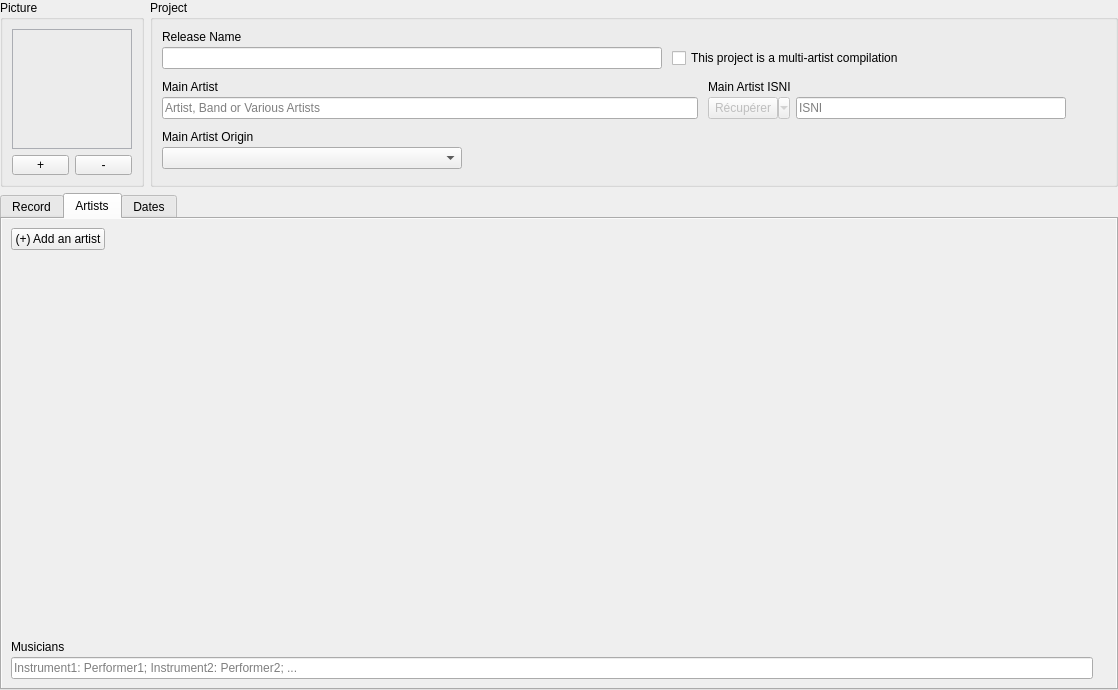
Above: resources/ui/album_page.ui from Iconoclasteinc/tgit before the change. Below: the same form after it.
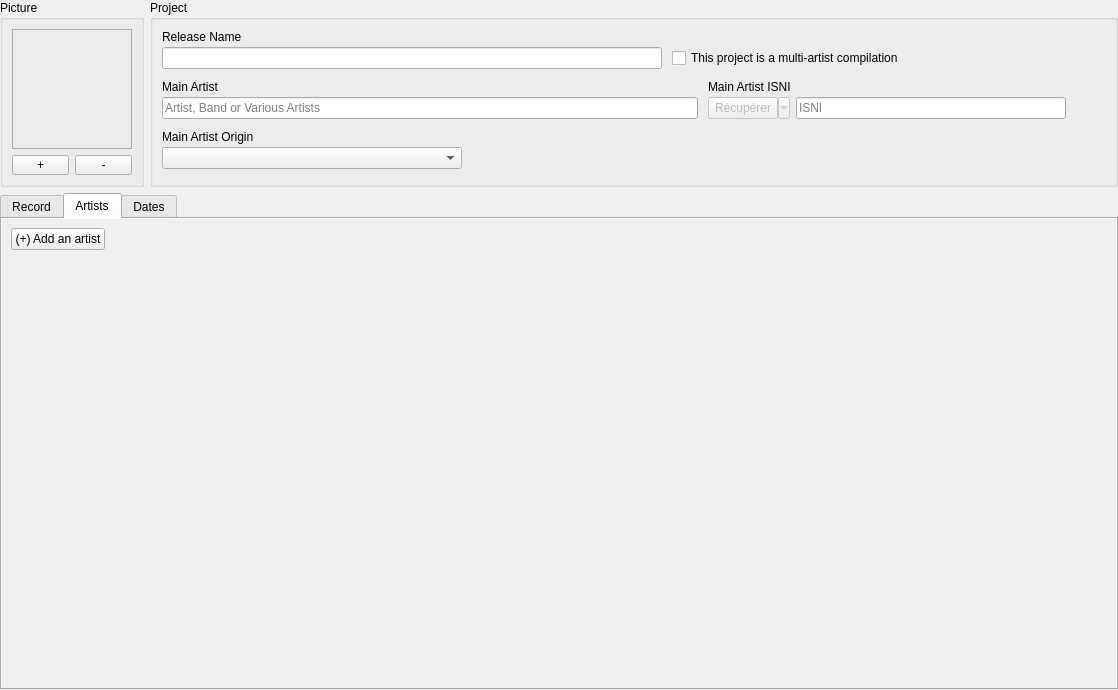
That is the form after the change. The open tabs and pages were chosen to show the change. Icons and pictures are not drawn. Custom widgets are drawn as their Qt base class.

Commit message: Use the new artists table to tag the guest performers metadata.

```diff
--- a/resources/ui/album_page.ui
+++ b/resources/ui/album_page.ui
@@ -258,7 +258,7 @@
               <number>0</number>
              </property>
              <item>
-              <widget class="QPushButton" name="_add_artist_button_2">
+              <widget class="QPushButton" name="_add_artist_button">
                <property name="cursor">
                 <cursorShape>PointingHandCursor</cursorShape>
                </property>
@@ -298,80 +298,6 @@
              </property>
             </spacer>
            </item>
-           <item>
-            <layout class="QVBoxLayout" name="_artists_container">
-             <property name="spacing">
-              <number>3</number>
-             </property>
-             <item>
-              <widget class="QLabel" name="_artists_caption">
-               <property name="text">
-                <string>Musicians</string>
-               </property>
-               <property name="buddy">
-                <cstring>_artists</cstring>
-               </property>
-              </widget>
-             </item>
-             <item>
-              <layout class="QHBoxLayout" name="_artists_value_container">
-               <item>
-                <widget class="QLineEdit" name="_artists">
-                 <property name="placeholderText">
-                  <string>Instrument1: Performer1; Instrument2: Performer2; ...</string>
-                 </property>
-                </widget>
-               </item>
-               <item>
-                <widget class="QPushButton" name="_add_artist_button">
-                 <property name="sizePolicy">
-                  <sizepolicy hsizetype="Fixed" vsizetype="Fixed">
-                   <horstretch>0</horstretch>
-                   <verstretch>0</verstretch>
-                  </sizepolicy>
-                 </property>
-                 <property name="minimumSize">
-                  <size>
-                   <width>20</width>
-                   <height>0</height>
-                  </size>
-                 </property>
-                 <property name="maximumSize">
-                  <size>
-                   <width>20</width>
-                   <height>16777215</height>
-                  </size>
-                 </property>
-                 <property name="cursor">
-                  <cursorShape>PointingHandCursor</cursorShape>
-                 </property>
-                 <property name="focusPolicy">
-                  <enum>Qt::StrongFocus</enum>
-                 </property>
-                 <property name="styleSheet">
-                  <string notr="true">QPushButton {
-    background: transparent url(':/edit') center no-repeat;
-    border: none;
-    border-radius: 0;
-}
-
-QPushButton:hover, QPushButton:focus {
-    background: transparent url(':/edit-hover') center no-repeat;
-}
-
-QPushButton:pressed {
-    background: transparent url(':/edit-pressed') center no-repeat;
-}</string>
-                 </property>
-                 <property name="text">
-                  <string/>
-                 </property>
-                </widget>
-               </item>
-              </layout>
-             </item>
-            </layout>
-           </item>
           </layout>
          </widget>
         </widget>
```
The commit also changes 6 other files.
